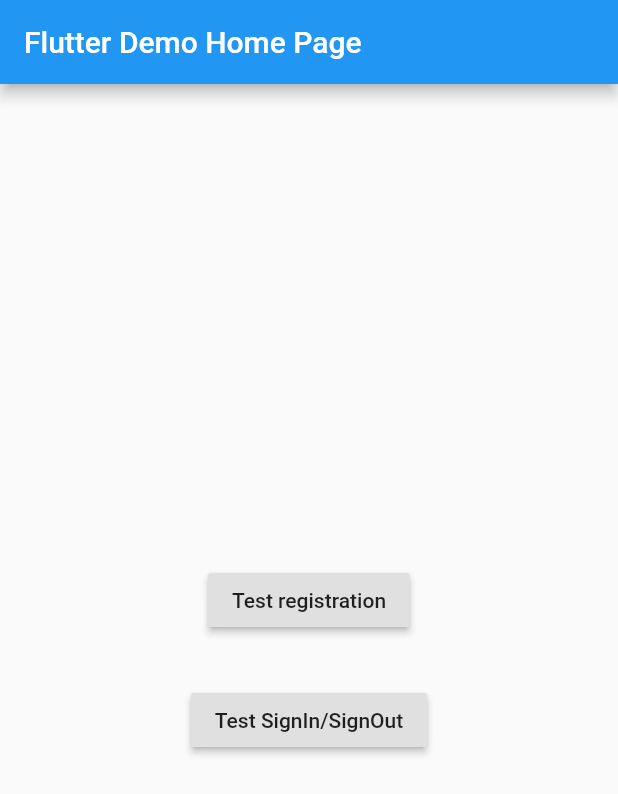
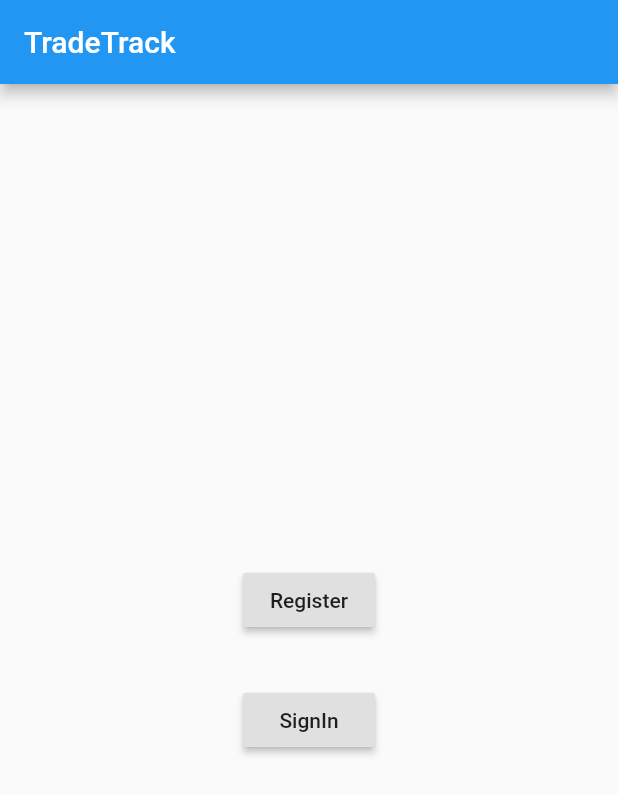
Before and after one commit to ayevbeosa/trade_track, a Flutter app: the screen it shows after launch, on a phone screen of 412 x 824 dp. Shown: the top 794 px of the screen. Run offline on Flutter 3.47's test engine with Material 2 defaults, Android fonts, the phone set to English and light mode, and no system bars; our stand-ins replace firebase_auth; accounts and stored records are empty.

Commit message:
UI Changes

```diff
--- a/lib/main.dart
+++ b/lib/main.dart
@@ -18,7 +18,7 @@ class MyApp extends StatelessWidget {
         primarySwatch: Colors.blue,
         visualDensity: VisualDensity.adaptivePlatformDensity,
       ),
-      home: MyHomePage(title: 'Flutter Demo Home Page'),
+      home: MyHomePage(title: 'TradeTrack'),
     );
   }
 }
@@ -46,7 +46,7 @@ class _MyHomePageState extends State<MyHomePage> {
         children: <Widget>[
           Container(
             child: RaisedButton(
-              child: const Text('Test registration'),
+              child: const Text('Register'),
               onPressed: () => _pushPage(context, RegisterPage()),
             ),
             padding: const EdgeInsets.all(16),
@@ -54,7 +54,7 @@ class _MyHomePageState extends State<MyHomePage> {
           ),
           Container(
             child: RaisedButton(
-              child: const Text('Test SignIn/SignOut'),
+              child: const Text('SignIn'),
               onPressed: () => _pushPage(context, SignInPage()),
             ),
             padding: const EdgeInsets.all(16),
```
